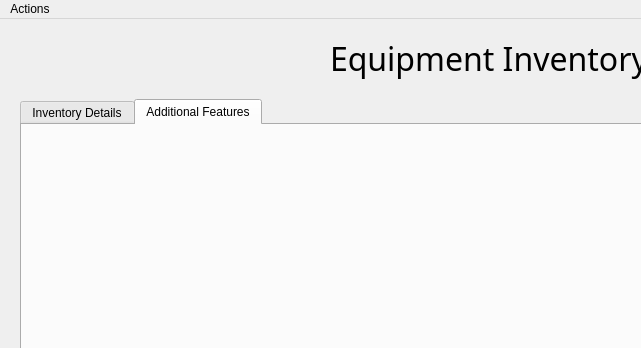
Before: the Qt Designer form Code/inventory.ui in EranYonai/Auto-Baseline, drawn with Qt 5; both pictures show x 0 to 641 and y 0 to 348 of the 1042 by 1041 pixel window.
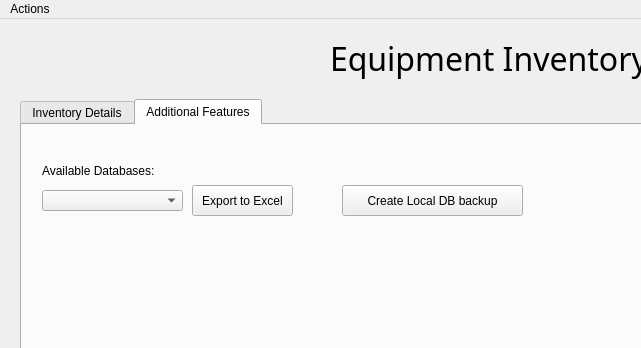
After: the same form once the commit is applied. The open tabs and pages were chosen to show the change.

Commit message: New feature: export to Excel

```diff
--- a/Code/inventory.ui
+++ b/Code/inventory.ui
@@ -5058,6 +5058,55 @@
      <attribute name="title">
       <string>Additional Features</string>
      </attribute>
+     <widget class="QPushButton" name="excel_export">
+      <property name="geometry">
+       <rect>
+        <x>170</x>
+        <y>60</y>
+        <width>101</width>
+        <height>31</height>
+       </rect>
+      </property>
+      <property name="text">
+       <string>Export to Excel</string>
+      </property>
+     </widget>
+     <widget class="QPushButton" name="local_backup">
+      <property name="geometry">
+       <rect>
+        <x>320</x>
+        <y>60</y>
+        <width>181</width>
+        <height>31</height>
+       </rect>
+      </property>
+      <property name="text">
+       <string>Create Local DB backup</string>
+      </property>
+     </widget>
+     <widget class="QComboBox" name="comboBox">
+      <property name="geometry">
+       <rect>
+        <x>20</x>
+        <y>65</y>
+        <width>141</width>
+        <height>21</height>
+       </rect>
+      </property>
+     </widget>
+     <widget class="QLabel" name="label">
+      <property name="geometry">
+       <rect>
+        <x>20</x>
+        <y>35</y>
+        <width>131</width>
+        <height>21</height>
+       </rect>
+      </property>
+      <property name="text">
+       <string>Available Databases:</string>
+      </property>
+     </widget>
     </widget>
    </widget>
   </widget>
```
Left out of the diff: 4 changed lines with no effect on the pictures. The commit also changes 2 other files.
